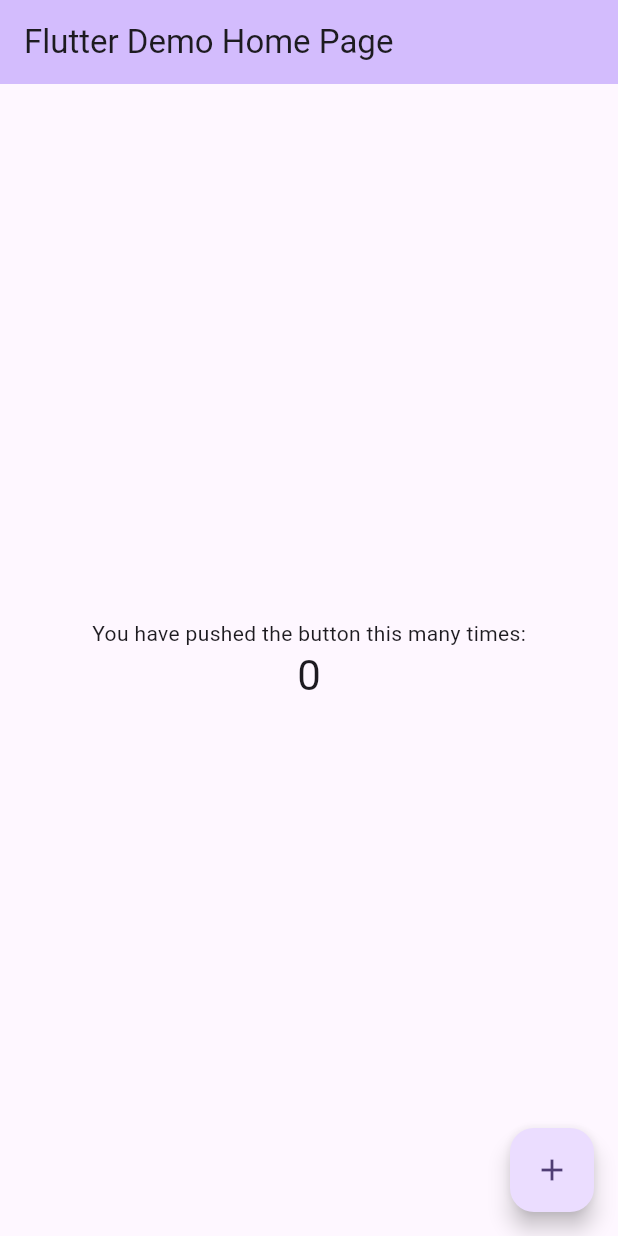
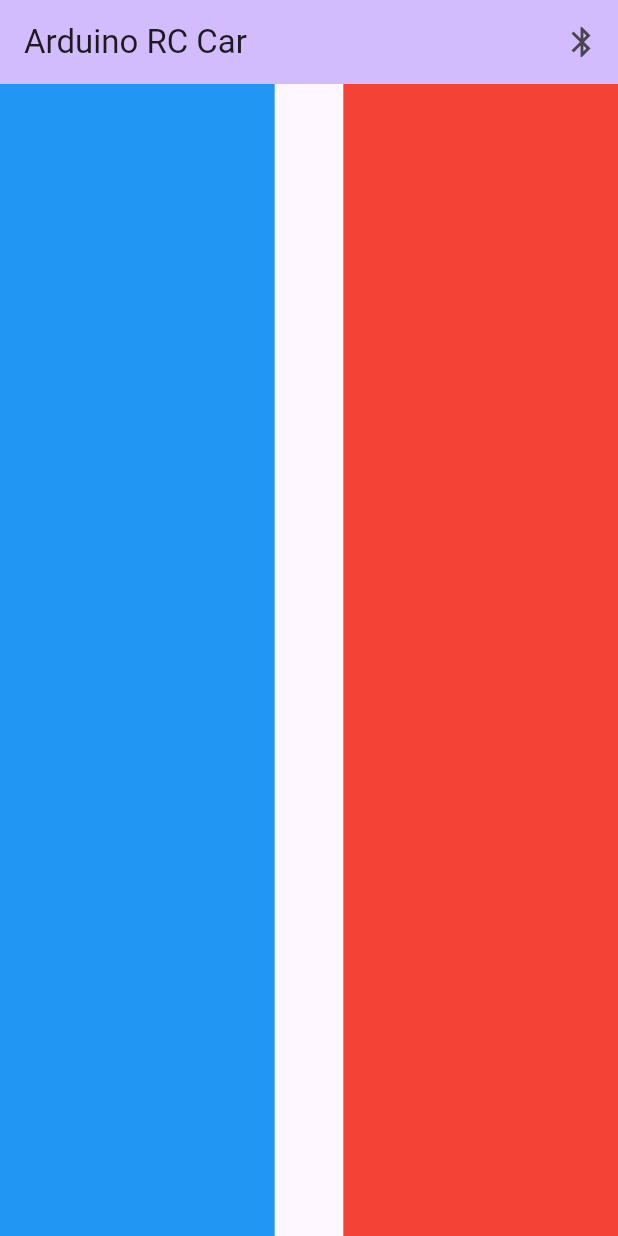
Before and after one commit to luggy-wuggy/ble_rc_car, a Flutter app: the screen it shows after launch, on a phone screen of 412 x 824 dp. Run offline on Flutter 3.47's test engine with Material 3 defaults, Android fonts, the light colour scheme and no system bars.

Commit message:
feat wip: UI controls skeleton

```diff
--- a/lib/main.dart
+++ b/lib/main.dart
@@ -7,46 +7,21 @@
 class MyApp extends StatelessWidget {
   const MyApp({super.key});
 
-  // This widget is the root of your application.
   @override
   Widget build(BuildContext context) {
     return MaterialApp(
       title: 'Flutter Demo',
       theme: ThemeData(
-        // This is the theme of your application.
-        //
-        // TRY THIS: Try running your application with "flutter run". You'll see
-        // the application has a purple toolbar. Then, without quitting the app,
-        // try changing the seedColor in the colorScheme below to Colors.green
-        // and then invoke "hot reload" (save your changes or press the "hot
-        // reload" button in a Flutter-supported IDE, or press "r" if you used
-        // the command line to start the app).
-        //
-        // Notice that the counter didn't reset back to zero; the application
-        // state is not lost during the reload. To reset the state, use hot
-        // restart instead.
-        //
-        // This works for code too, not just values: Most code changes can be
-        // tested with just a hot reload.
         colorScheme: ColorScheme.fromSeed(seedColor: Colors.deepPurple),
         useMaterial3: true,
       ),
-      home: const MyHomePage(title: 'Flutter Demo Home Page'),
+      home: const MyHomePage(title: 'Arduino RC Car'),
     );
   }
 }
 
 class MyHomePage extends StatefulWidget {
   const MyHomePage({super.key, required this.title});
-
-  // This widget is the home page of your application. It is stateful, meaning
-  // that it has a State object (defined below) that contains fields that affect
-  // how it looks.
-
-  // This class is the configuration for the state. It holds the values (in this
-  // case the title) provided by the parent (in this case the App widget) and
-  // used by the build method of the State. Fields in a Widget subclass are
-  // always marked "final".
 
   final String title;
 
@@ -59,67 +34,48 @@
 
   void _incrementCounter() {
     setState(() {
-      // This call to setState tells the Flutter framework that something has
-      // changed in this State, which causes it to rerun the build method below
-      // so that the display can reflect the updated values. If we changed
-      // _counter without calling setState(), then the build method would not be
-      // called again, and so nothing would appear to happen.
       _counter++;
     });
   }
 
   @override
   Widget build(BuildContext context) {
-    // This method is rerun every time setState is called, for instance as done
-    // by the _incrementCounter method above.
-    //
-    // The Flutter framework has been optimized to make rerunning build methods
-    // fast, so that you can just rebuild anything that needs updating rather
-    // than having to individually change instances of widgets.
     return Scaffold(
       appBar: AppBar(
-        // TRY THIS: Try changing the color here to a specific color (to
-        // Colors.amber, perhaps?) and trigger a hot reload to see the AppBar
-        // change color while the other colors stay the same.
         backgroundColor: Theme.of(context).colorScheme.inversePrimary,
-        // Here we take the value from the MyHomePage object that was created by
-        // the App.build method, and use it to set our appbar title.
         title: Text(widget.title),
+        actions: [
+          IconButton(
+            icon: const Icon(Icons.bluetooth),
+            onPressed: () {
+              /// TODO: implement bluetooth device lists
+            },
+          ),
+        ],
       ),
       body: Center(
-        // Center is a layout widget. It takes a single child and positions it
-        // in the middle of the parent.
-        child: Column(
-          // Column is also a layout widget. It takes a list of children and
-          // arranges them vertically. By default, it sizes itself to fit its
-          // children horizontally, and tries to be as tall as its parent.
-          //
-          // Column has various properties to control how it sizes itself and
-          // how it positions its children. Here we use mainAxisAlignment to
-          // center the children vertically; the main axis here is the vertical
-          // axis because Columns are vertical (the cross axis would be
-          // horizontal).
-          //
-          // TRY THIS: Invoke "debug painting" (choose the "Toggle Debug Paint"
-          // action in the IDE, or press "p" in the console), to see the
-          // wireframe for each widget.
-          mainAxisAlignment: MainAxisAlignment.center,
-          children: <Widget>[
-            const Text(
-              'You have pushed the button this many times:',
+        child: Row(
+          children: [
+            /// TODO: implement the manuever controls UI
+            Flexible(
+              flex: 4,
+              child: Container(
+                color: Colors.blue,
+              ),
             ),
-            Text(
-              '$_counter',
-              style: Theme.of(context).textTheme.headlineMedium,
+
+            const Spacer(),
+
+            /// TODO: implement the speed control UI
+            Flexible(
+              flex: 4,
+              child: Container(
+                color: Colors.red,
+              ),
             ),
           ],
         ),
       ),
-      floatingActionButton: FloatingActionButton(
-        onPressed: _incrementCounter,
-        tooltip: 'Increment',
-        child: const Icon(Icons.add),
-      ), // This trailing comma makes auto-formatting nicer for build methods.
     );
   }
 }
```
